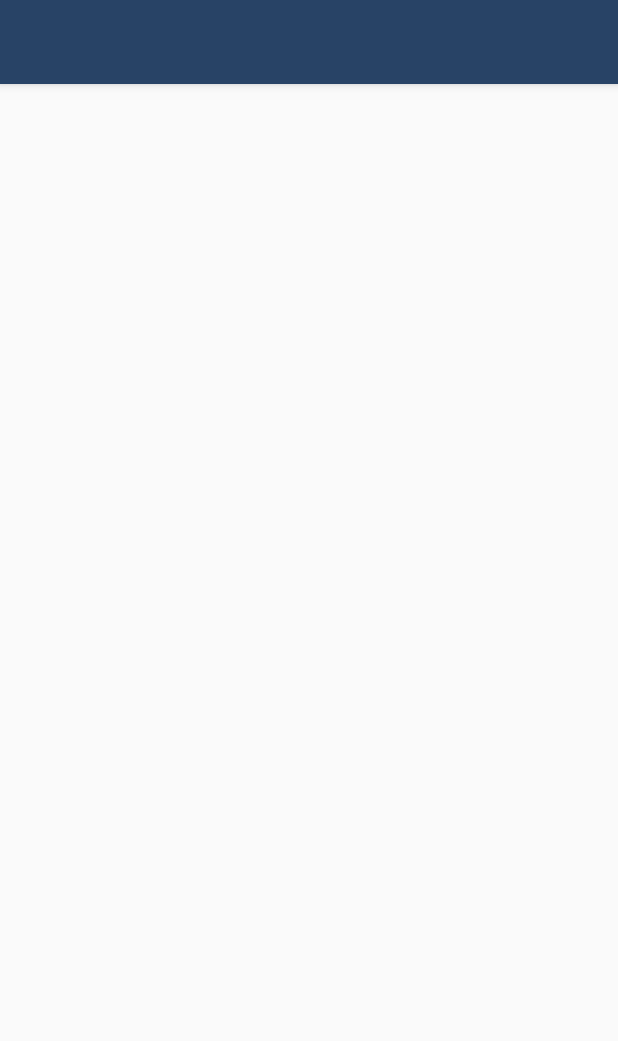
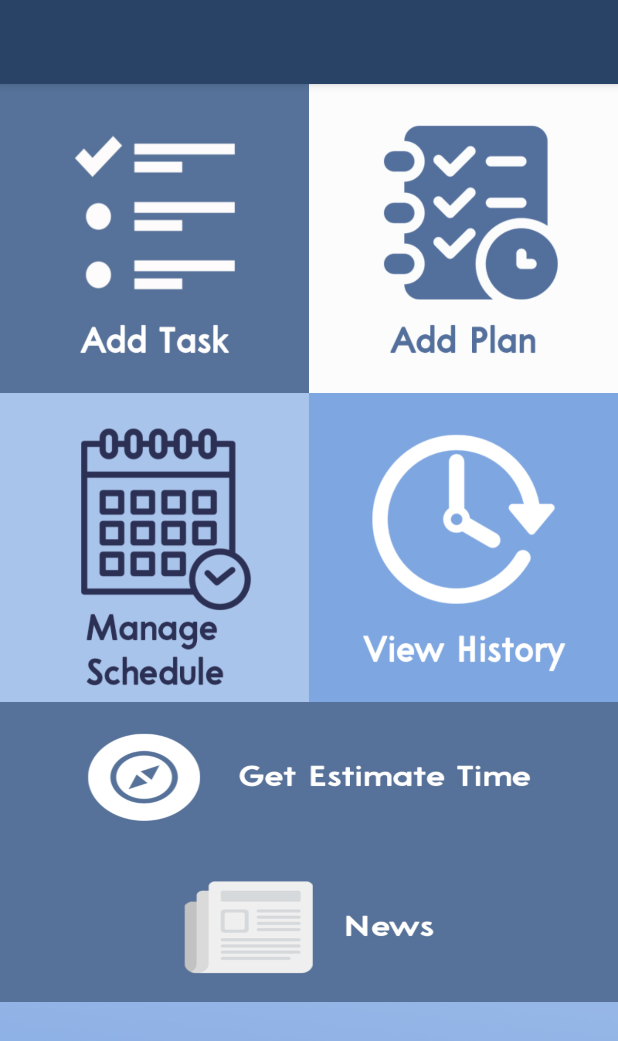
Before and after one commit to Nephiegator/Smart-Zenbo, an Android app: the layout app_bar_login.xml on its own in the app's theme, with its tools: preview values and no code run, on a phone screen of 412 x 824 dp. Shown: the top 1041 px of the screen. Run offline under Robolectric (Android 15) with nearby library versions, the phone set to English and light mode, and no system bars.

Commit message:
content_login

```diff
--- a/app/src/main/AndroidManifest.xml
+++ b/app/src/main/AndroidManifest.xml
@@ -10,7 +10,7 @@
         android:supportsRtl="true"
         android:theme="@style/Theme.AppCompat.Light.NoActionBar">
         <activity android:name=".MainActivity">
-            <!-- <intent-filter>
+           <!-- <intent-filter>
                 <action android:name="android.intent.action.MAIN" />
 
                 <category android:name="android.intent.category.LAUNCHER" />
--- a/app/src/main/res/layout/content_login.xml
+++ b/app/src/main/res/layout/content_login.xml
@@ -8,9 +8,9 @@
     tools:context=".login"
     tools:showIn="@layout/app_bar_login">
 
-    <!-- <include
+    <include
         layout="@layout/activity_main"
         android:layout_width="match_parent"
-        android:layout_height="match_parent" /> -->
+        android:layout_height="match_parent" />
 
 </android.support.constraint.ConstraintLayout>
```
